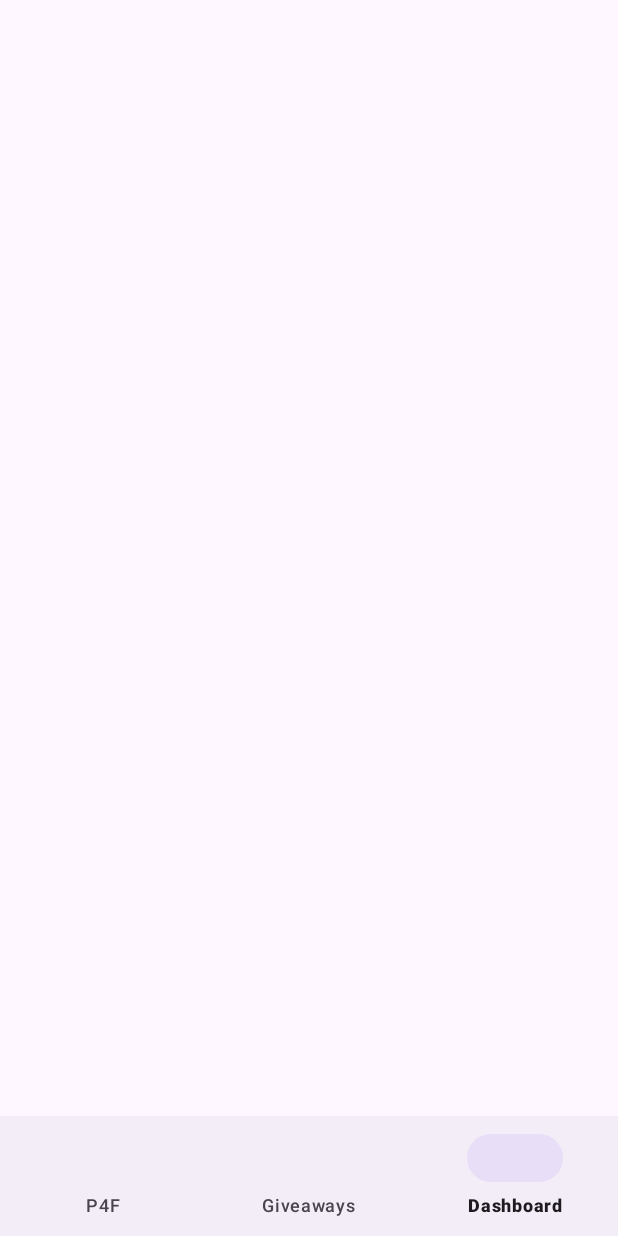
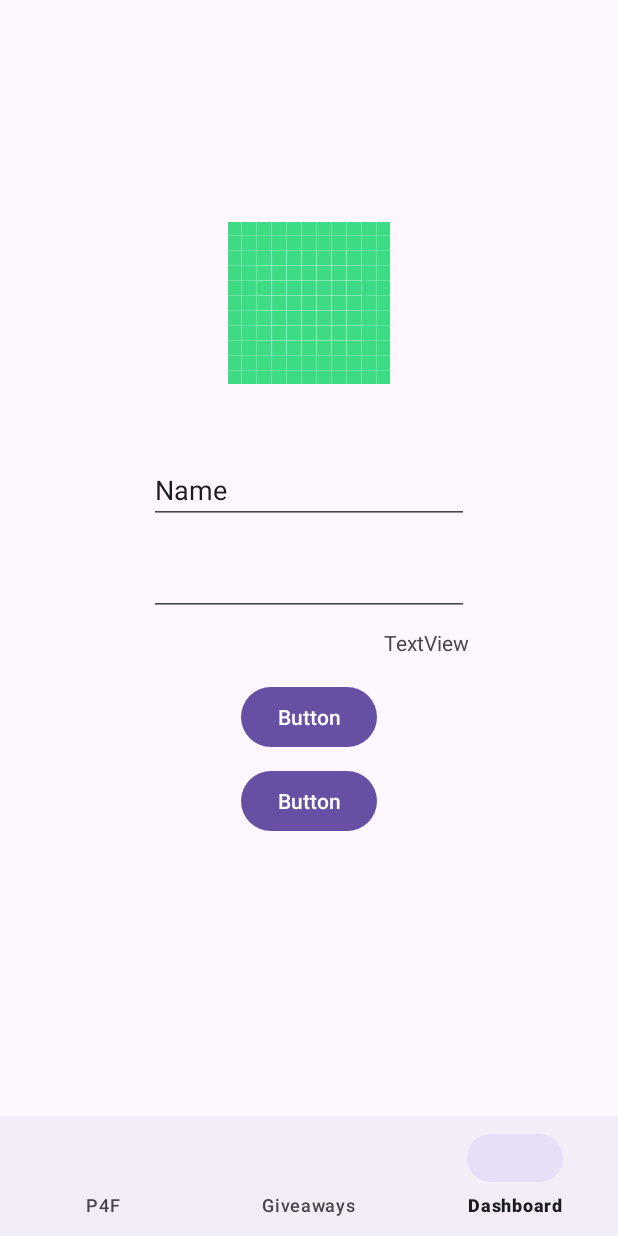
Before and after one commit to SelcukOzkara/play4free, an Android app: the screen it shows after launch (MainActivity), item 3 of the bottom bar chosen, on a phone screen of 412 x 824 dp. Run offline under Robolectric (Android 15) with nearby library versions, the phone set to English and light mode, and no system bars; our stand-ins replace Firebase (no records; nobody signed in at launch, a user with empty details on screens opened directly), Room's generated code, navigation-ui; pictures from the network do not load; 1 statement that could not run was skipped.

Commit message:
In progress: Layout Menu FIREBASE
Done:
Gradle settings + Manifest
include binding
API
DATABASE
NAV GRAPH

```diff
--- a/app/build.gradle
+++ b/app/build.gradle
@@ -3,6 +3,7 @@ plugins {
     id 'org.jetbrains.kotlin.android'
     id 'kotlin-kapt'
     id 'androidx.navigation.safeargs.kotlin'
+    id 'com.google.gms.google-services'
 }
 
 android {
@@ -45,6 +46,8 @@ dependencies {
     implementation 'androidx.constraintlayout:constraintlayout:2.1.4'
     implementation 'androidx.navigation:navigation-fragment-ktx:2.7.2'
     implementation 'androidx.navigation:navigation-ui-ktx:2.7.2'
+    implementation 'com.google.firebase:firebase-auth-ktx:22.1.2'
+    implementation 'com.google.firebase:firebase-firestore-ktx:24.8.1'
     testImplementation 'junit:junit:4.13.2'
     androidTestImplementation 'androidx.test.ext:junit:1.1.5'
     androidTestImplementation 'androidx.test.espresso:espresso-core:3.5.1'
--- a/app/src/main/java/com/example/play4free/GameViewModel.kt
+++ b/app/src/main/java/com/example/play4free/GameViewModel.kt
@@ -7,27 +7,40 @@ import androidx.lifecycle.MutableLiveData
 import androidx.lifecycle.viewModelScope
 import com.example.play4free.data.AppRepository
 import com.example.play4free.data.datamodels.GameDetail
+import com.example.play4free.data.datamodels.Profile
 import com.example.play4free.data.local.getData
 import com.example.play4free.data.remote.GamesApi
 import com.example.play4free.data.remote.GiveawayApi
+import com.google.firebase.auth.FirebaseAuth
+import com.google.firebase.auth.FirebaseUser
+import com.google.firebase.firestore.DocumentReference
+import com.google.firebase.firestore.FirebaseFirestore
 import kotlinx.coroutines.Dispatchers
 import kotlinx.coroutines.launch
 import kotlinx.coroutines.withContext
 
 class GameViewModel(application: Application): AndroidViewModel(application) {
 
+    val firebaseAuth = FirebaseAuth.getInstance()
+    val firestore = FirebaseFirestore.getInstance()
     private var database = getData(application)
     private val repo = AppRepository(GamesApi,GiveawayApi,database)
     val gameList = repo.gameList
     val giveawayList = repo.giveawayList
 
-
     private val _gameDetail: MutableLiveData<GameDetail> = MutableLiveData()
     val gameDetail: LiveData<GameDetail>
         get() = _gameDetail
 
+    private val _user: MutableLiveData<FirebaseUser?> = MutableLiveData()
+    val user: LiveData<FirebaseUser?>
+        get() = _user
 
+    lateinit var profileRef: DocumentReference
 
+    init {
+        setupUserEnv()
+    }
 
 
     fun loadGameList(){
@@ -47,4 +60,30 @@ class GameViewModel(application: Application): AndroidViewModel(application) {
             repo.getGiveaway()
         }
     }
+
+    fun setupUserEnv(){
+        _user.value = firebaseAuth.currentUser
+        firebaseAuth.currentUser?.let {
+            profileRef = firestore.collection("Profile").document(firebaseAuth.currentUser!!.uid)
+        }
+    }
+
+    fun signUp(email: String, password: String){
+        firebaseAuth.createUserWithEmailAndPassword(email,password).addOnCompleteListener {
+            setupUserEnv()
+            val profile = Profile()
+            profileRef.set(profile)
+        }
+    }
+
+    fun signOut(){
+        firebaseAuth.signOut()
+        _user.value = firebaseAuth.currentUser
+    }
+
+    fun signIn(email: String, password: String){
+        firebaseAuth.signInWithEmailAndPassword(email, password).addOnCompleteListener {
+            setupUserEnv()
+        }
+    }
 }
--- /dev/null
+++ b/app/src/main/java/com/example/play4free/data/datamodels/Profile.kt
@@ -0,0 +1,7 @@
+package com.example.play4free.data.datamodels
+
+data class Profile (
+    val pb: String = "",
+    val username: String = "",
+    val favList: List<Games> = listOf()
+)
--- /dev/null
+++ b/app/src/main/java/com/example/play4free/ui/LoginFragment.kt
@@ -0,0 +1,24 @@
+package com.example.play4free.ui
+
+import android.os.Bundle
+import androidx.fragment.app.Fragment
+import android.view.LayoutInflater
+import android.view.View
+import android.view.ViewGroup
+import com.example.play4free.R
+import com.example.play4free.databinding.FragmentLoginBinding
+
+
+class LoginFragment : Fragment() {
+
+    lateinit var binding: FragmentLoginBinding
+    override fun onCreateView(
+        inflater: LayoutInflater, container: ViewGroup?,
+        savedInstanceState: Bundle?
+    ): View? {
+        val binding = FragmentLoginBinding.inflate(inflater,container,false)
+        return binding.root
+    }
+
+
+}
--- a/app/src/main/res/layout/fragment_detail.xml
+++ b/app/src/main/res/layout/fragment_detail.xml
@@ -23,7 +23,7 @@
             app:layout_constraintStart_toStartOf="parent"
             app:layout_constraintTop_toTopOf="parent" />
 
-        <Button
+        <com.google.android.material.button.MaterialButton
             android:id="@+id/detailPlayNowBTN"
             android:layout_width="350dp"
             android:layout_height="wrap_content"
--- /dev/null
+++ b/app/src/main/res/layout/fragment_login.xml
@@ -0,0 +1,70 @@
+<?xml version="1.0" encoding="utf-8"?>
+<androidx.constraintlayout.widget.ConstraintLayout xmlns:android="http://schemas.android.com/apk/res/android"
+    xmlns:app="http://schemas.android.com/apk/res-auto"
+    xmlns:tools="http://schemas.android.com/tools"
+    android:id="@+id/frameLayout2"
+    android:layout_width="match_parent"
+    android:layout_height="match_parent"
+    tools:context=".ui.LoginFragment" >
+
+    <com.google.android.material.textfield.TextInputEditText
+        android:id="@+id/editTextText"
+        android:layout_width="wrap_content"
+        android:layout_height="wrap_content"
+        android:layout_marginTop="48dp"
+        android:ems="10"
+        android:inputType="text"
+        android:text="Name"
+        app:layout_constraintEnd_toEndOf="@+id/imageView"
+        app:layout_constraintStart_toStartOf="@+id/imageView"
+        app:layout_constraintTop_toBottomOf="@+id/imageView" />
+
+    <com.google.android.material.textfield.TextInputEditText
+        android:id="@+id/editTextTextPassword"
+        android:layout_width="wrap_content"
+        android:layout_height="wrap_content"
+        android:layout_marginTop="16dp"
+        android:ems="10"
+        android:inputType="textPassword"
+        app:layout_constraintStart_toStartOf="@+id/editTextText"
+        app:layout_constraintTop_toBottomOf="@+id/editTextText" />
+
+    <ImageView
+        android:id="@+id/imageView"
+        android:layout_width="wrap_content"
+        android:layout_height="wrap_content"
+        android:layout_marginTop="148dp"
+        android:src="@drawable/ic_launcher_background"
+        app:layout_constraintEnd_toEndOf="parent"
+        app:layout_constraintStart_toStartOf="parent"
+        app:layout_constraintTop_toTopOf="parent" />
+
+    <com.google.android.material.button.MaterialButton
+        android:id="@+id/button"
+        android:layout_width="wrap_content"
+        android:layout_height="wrap_content"
+        android:layout_marginTop="16dp"
+        android:text="Button"
+        app:layout_constraintEnd_toEndOf="@+id/editTextTextPassword"
+        app:layout_constraintStart_toStartOf="@+id/editTextTextPassword"
+        app:layout_constraintTop_toBottomOf="@+id/textView3" />
+
+    <com.google.android.material.button.MaterialButton
+        android:id="@+id/button2"
+        android:layout_width="wrap_content"
+        android:layout_height="wrap_content"
+        android:layout_marginTop="8dp"
+        android:text="Button"
+        app:layout_constraintEnd_toEndOf="@+id/button"
+        app:layout_constraintStart_toStartOf="@+id/button"
+        app:layout_constraintTop_toBottomOf="@+id/button" />
+
+    <TextView
+        android:id="@+id/textView3"
+        android:layout_width="wrap_content"
+        android:layout_height="wrap_content"
+        android:layout_marginTop="8dp"
+        android:text="TextView"
+        app:layout_constraintEnd_toEndOf="@+id/editTextTextPassword"
+        app:layout_constraintTop_toBottomOf="@+id/editTextTextPassword" />
+</androidx.constraintlayout.widget.ConstraintLayout>
--- a/app/src/main/res/layout/giveaway_item.xml
+++ b/app/src/main/res/layout/giveaway_item.xml
@@ -41,7 +41,7 @@
                 app:layout_constraintStart_toStartOf="@+id/giveawayDescTV"
                 app:layout_constraintTop_toTopOf="parent" />
 
-            <Button
+            <com.google.android.material.button.MaterialButton
                 android:id="@+id/getBTN"
                 android:layout_width="wrap_content"
                 android:layout_height="wrap_content"
--- a/app/src/main/res/menu/main_menu.xml
+++ b/app/src/main/res/menu/main_menu.xml
@@ -14,5 +14,6 @@
     <item
         android:layout_width="wrap_content"
         android:layout_height="wrap_content"
-        android:title="Dashboard" />
+        android:title="Dashboard"
+        android:id="@+id/loginFragment"/>
 </menu>
--- a/app/src/main/res/navigation/nav_graph.xml
+++ b/app/src/main/res/navigation/nav_graph.xml
@@ -28,4 +28,9 @@
         android:name="com.example.play4free.ui.GiveawayFragment"
         android:label="fragment_giveaway"
         tools:layout="@layout/fragment_giveaway" />
+    <fragment
+        android:id="@+id/loginFragment"
+        android:name="com.example.play4free.ui.LoginFragment"
+        android:label="fragment_login"
+        tools:layout="@layout/fragment_login" />
 </navigation>
--- a/build.gradle
+++ b/build.gradle
@@ -8,6 +8,7 @@ buildscript {
     }
     dependencies {
         classpath("androidx.navigation:navigation-safe-args-gradle-plugin:$nav_version")
+        classpath 'com.google.gms:google-services:4.4.0'
     }
 
 }
```
